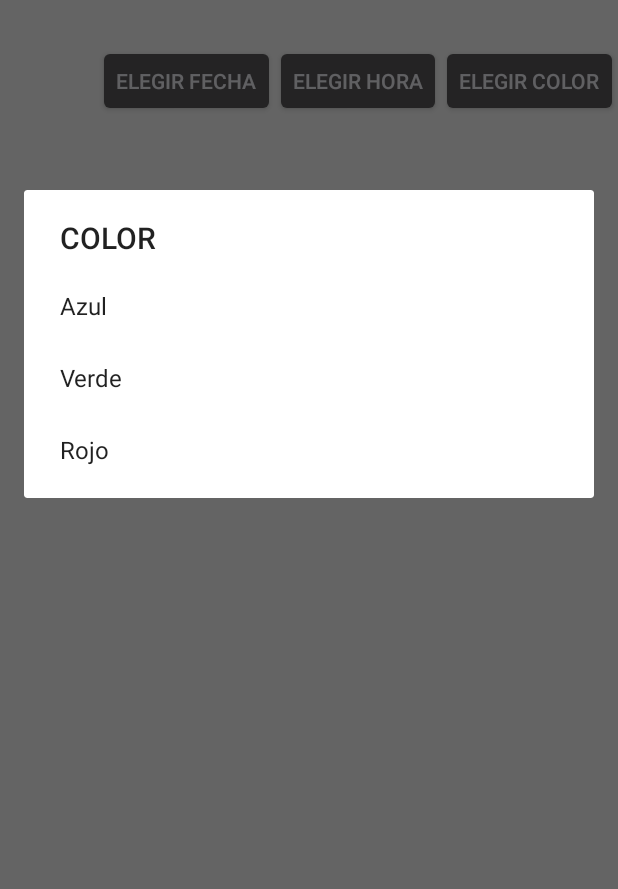
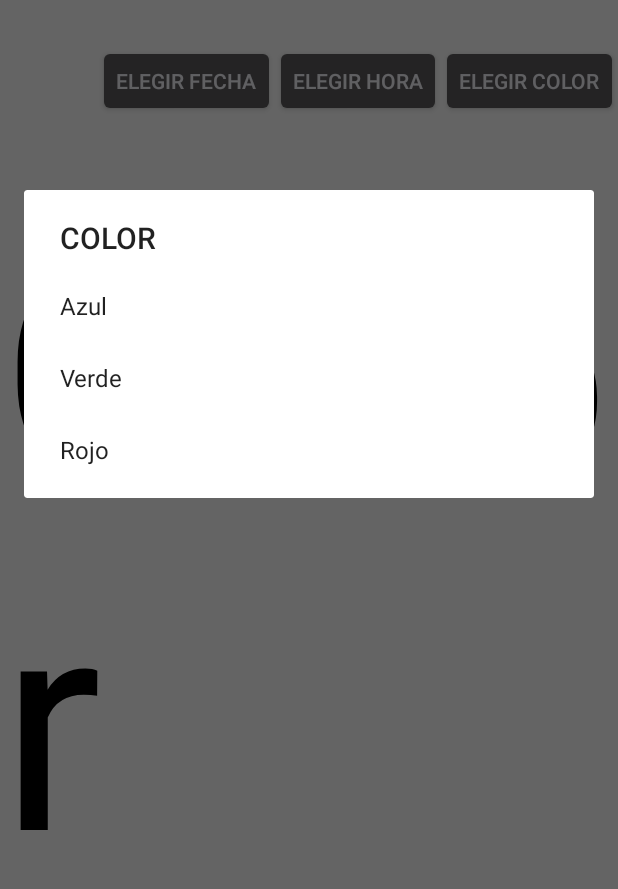
Before and after one commit to armandoPoveda/Android, an Android app: the screen it shows after launch (MainActivity), after a tap on "ELEGIR COLOR", on a phone screen of 412 x 824 dp, the part 274-1163 px from its top. Run offline under Robolectric (Android 15) with nearby library versions, the phone set to English and light mode, and no system bars.

Commit message:
ActividadDialogFragment
DatePicker, TimePicker, DialogFragment

```diff
--- /dev/null
+++ b/ActividadAlertDialog/app/src/main/java/com/example/arpoga/actividadalertdialog/MyDialogFragment.java
@@ -0,0 +1,57 @@
+package com.example.arpoga.actividadalertdialog;
+
+import android.app.Dialog;
+import android.app.DialogFragment;
+import android.content.Context;
+import android.content.DialogInterface;
+import android.content.SharedPreferences;
+import android.content.res.TypedArray;
+import android.graphics.Color;
+import android.os.Bundle;
+import android.support.annotation.NonNull;
+import android.support.v7.app.AlertDialog;
+import android.widget.TextView;
+import android.widget.Toast;
+
+
+/**
+ * Created by arpoga on 18/01/2018.
+ */
+
+public class MyDialogFragment extends DialogFragment {
+
+    public MyDialogFragment() {
+
+    }
+
+    @NonNull
+    @Override
+    public Dialog onCreateDialog(Bundle savedInstanceState) {
+
+
+
+        return createSimpleDialog();
+
+    }
+
+    /**
+     * Crea un diálogo de alerta sencillo
+     * @return Nuevo diálogo
+     */
+    public AlertDialog createSimpleDialog() {
+        AlertDialog.Builder builder = new AlertDialog.Builder(getActivity());
+
+        builder.setTitle(R.string.Titulo).setItems(R.array.color_array, new DialogInterface.OnClickListener() {
+            @Override
+            public void onClick(DialogInterface dialogInterface, int posicion) {
+
+                int[] colores = getResources().getIntArray(R.array.rainbow);
+
+                    ((TextView) getActivity().findViewById(R.id.textView_Color)).setTextColor(colores[posicion]);
+            }
+        });
+
+        return builder.create();
+    }
+
+}
--- a/ActividadAlertDialog/app/src/main/res/layout/activity_main.xml
+++ b/ActividadAlertDialog/app/src/main/res/layout/activity_main.xml
@@ -32,6 +32,7 @@
             android:text="Fecha"
             android:layout_marginLeft="330dp"
             android:textSize="20dp" />
+
 
     </LinearLayout>
 
@@ -77,12 +78,18 @@
     </LinearLayout>
 
     <LinearLayout
+        android:orientation="vertical"
+        android:layout_width="match_parent"
+        android:layout_height="wrap_content">
 
-        android:id="@+id/linearLayout_Color"
-        android:layout_marginTop="100dp"
-        android:layout_width="match_parent"
-        android:layout_height="match_parent"
-        android:orientation="vertical">
+        <TextView
+            android:id="@+id/textView_Color"
+            android:layout_gravity="center_horizontal"
+            android:layout_width="wrap_content"
+            android:layout_height="wrap_content"
+            android:textColor="@android:color/black"
+            android:text="Color"
+            android:textSize="200dp" />
 
     </LinearLayout>
 
--- a/ActividadAlertDialog/app/src/main/res/values/array.xml
+++ b/ActividadAlertDialog/app/src/main/res/values/array.xml
@@ -9,4 +9,16 @@
 
     </string-array>
 
+    <color name="blue">#0000FF</color>
+    <color name="green">#00FF00</color>
+    <color name="red">#FF0000</color>
+
+     <array name="rainbow">
+
+         <item>@color/blue</item>
+         <item>@color/green</item>
+         <item>@color/red</item>
+
+     </array>
+
 </resources>
```
Also changed, not shown: ActividadAlertDialog/app/src/main/java/com/example/arpoga/actividadalertdialog/MainActivity.java (+28 -51 lines), ActividadAlertDialog/app/src/main/java/com/example/arpoga/actividadalertdialog/MyDatePickerDialog.java (added, +38 -0 lines), ActividadAlertDialog/app/src/main/java/com/example/arpoga/actividadalertdialog/MyTimePickerDialog.java (added, +48 -0 lines), ActividadAlertDialog/app/src/main/res/layout/dialogframent.xml (added, +19 -0 lines).
